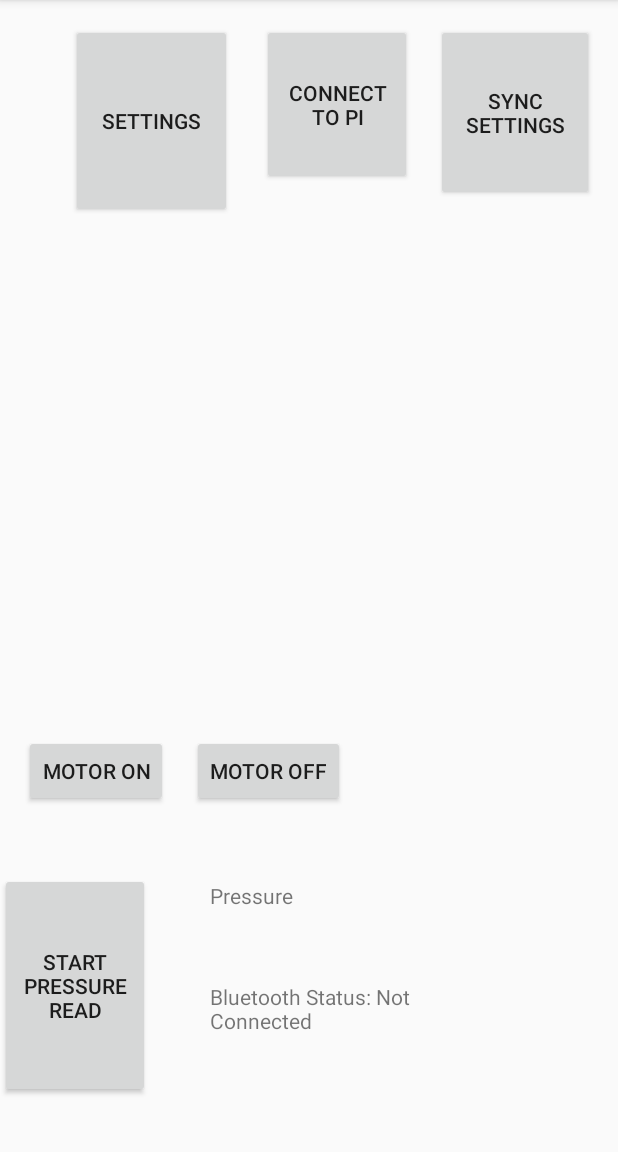
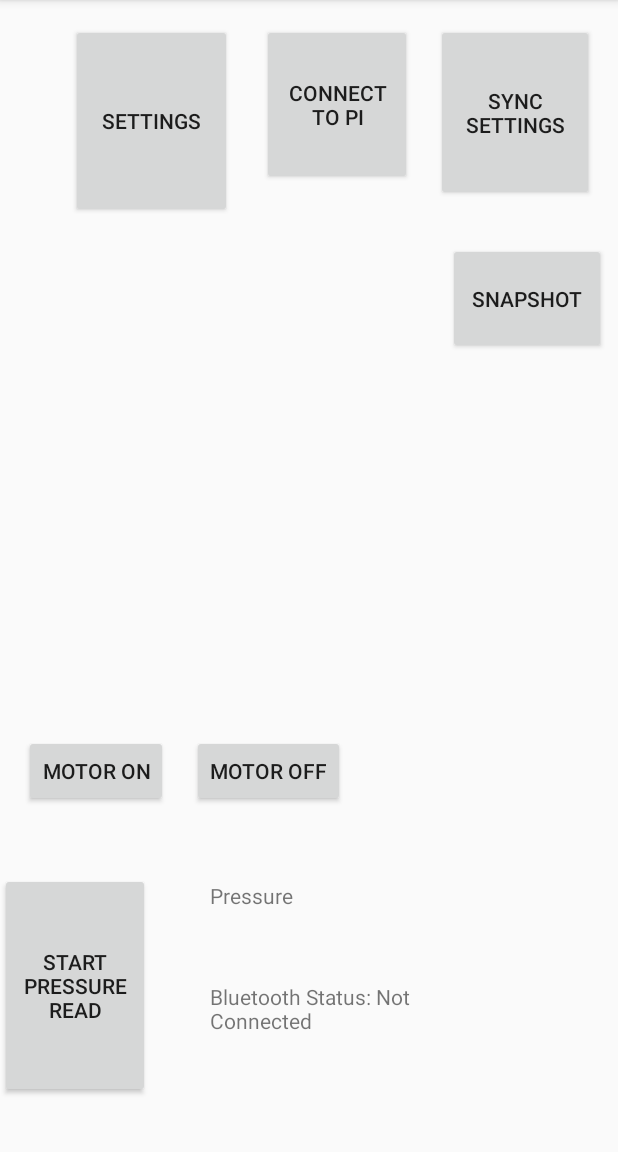
Before and after one commit to jmadamso/SpectrometerAndroid, an Android app: the screen it shows after launch (AppDriver), on a phone screen of 412 x 824 dp, the part 84-1236 px from its top. Run offline under Robolectric (Android 15) with nearby library versions, the phone set to English and light mode, and no system bars.

```diff
--- a/app/src/main/java/joe/helloworld/AppDriver.java
+++ b/app/src/main/java/joe/helloworld/AppDriver.java
@@ -26,7 +26,8 @@ import java.util.Set;
 
 public class AppDriver extends AppCompatActivity {
     private static final int REQUEST_ENABLE_BT = 1337;
-    private static final int REQUEST_SETTINGS_CHANGE = 777;
+    private static int lastIndex = 0;
+    private static int errorCount = 0;
 
     private SharedPreferences mPrefs;
 
@@ -36,7 +37,7 @@ public class AppDriver extends AppCompatActivity {
     //making this static keeps connections when changing orientation or something else
     private static BTService mBTService = null;
 
-    private static double[] spectrumArray = new double[1024];
+    private static double[] spectrumArray = new double[defines.NUM_WAVELENGTHS];
     private int mPressureReading;
 
     //the text displays at main page
@@ -108,14 +109,59 @@ public class AppDriver extends AppCompatActivity {
                 //PROTOCOL: [command][index];[intensity]
                 case defines.REQUEST_SPECTRA:
 
+                    int index = 0;
                     //throw away the identifier byte and parse out the index and intensity
                     byte[] tmpBytes = Arrays.copyOfRange((byte[]) msg.obj, 1, (((byte[]) msg.obj).length) + 1);
                     String tmpStr = new String(tmpBytes);
                     String delim = "[;]+";
                     String[] tokens = tmpStr.split(delim);
-                    int index = Integer.parseInt(tokens[0]);
+
+                    index = Integer.parseInt(tokens[0]);
+
+                    if (index == 0) {
+                        int k = 0;
+                        for (k = 0; k < defines.NUM_WAVELENGTHS; k++) {
+                            spectrumArray[k] = -1;
+                        }
+                    }
+
+
                     spectrumArray[index] = Float.parseFloat(tokens[1]);
+
+
+
+                    /*
+                    if(index > 1 && index < 1023) {
+                        if(index != (lastIndex + 1)) {
+                            errorCount++;
+                            //Toast.makeText(AppDriver.this, "bad times at index " + tokens[0] , Toast.LENGTH_LONG).show();
+                        }
+                    }
+                    lastIndex = index;
+                    */
+
+                   //Toast.makeText(AppDriver.this, "tokens= " + tokens[0] + " and " + tokens[1] , Toast.LENGTH_LONG).show();
+
+
+                    //index = Integer.parseInt(tokens[0]);
+                    //spectrumArray[index] = Float.parseFloat(tokens[1]);
+
+
                     if(index == 1023) {
+                        int k = 0;
+                        for (k = 0; k < defines.NUM_WAVELENGTHS; k++) {
+                            if(spectrumArray[k] != k) {
+                                errorCount++;
+
+                                //Toast.makeText(AppDriver.this, "bad times at index 1023", Toast.LENGTH_LONG).show();
+                            }
+                        }
+                        Toast.makeText(AppDriver.this, "errorCount  @ 1023= " + errorCount, Toast.LENGTH_LONG).show();
+
+
+                        //Toast.makeText(AppDriver.this, "ErrorCount= " + errorCount , Toast.LENGTH_LONG).show();
+                        //lastIndex  = 0;
+                        errorCount = 0;
                         //STATIC INT SPECTRUMREADY = TRUE
                         //UPDATE GRAPH?
                     } else {
@@ -243,11 +289,22 @@ public class AppDriver extends AppCompatActivity {
 
     }
 
+    public void snapshotButtonResponse(View view) {
+        if (mBTService.getState() == BTService.STATE_CONNECTED) {
+            byte[] b = new byte[1];
+            b[0] = defines.REQUEST_SPECTRA;
+            mBTService.write(b);
+            Toast.makeText(AppDriver.this, "Requesting snapshot", Toast.LENGTH_SHORT).show();
+        } else {
+            Toast.makeText(AppDriver.this, "Bluetooth not connected", Toast.LENGTH_SHORT).show();
+        }
+    }
+
     public void syncButtonResponse(View view) {
         //Toast.makeText(AppDriver.this, "OBSOLETE BUTTON LOL", Toast.LENGTH_SHORT).show();
-        syncSettings();
-
-
+        if (mBTService.getState() == BTService.STATE_CONNECTED) {
+            syncSettings();
+        }
     }
 
     public void settingsButtonResponse(View view) {
--- a/app/src/main/java/joe/helloworld/defines.java
+++ b/app/src/main/java/joe/helloworld/defines.java
@@ -28,6 +28,7 @@ public class defines {
     //size of array we expect for an entire spectrum reading.
     //1024 doubles * 4 bytes/double
     static final int SPECTRUM_ARRAY_SIZE = 4096;
+    static final int NUM_WAVELENGTHS = 1024;
 
 
 
--- a/app/src/main/res/layout/activity_main.xml
+++ b/app/src/main/res/layout/activity_main.xml
@@ -94,4 +94,16 @@
         app:layout_constraintBottom_toBottomOf="parent"
         app:layout_constraintStart_toEndOf="@+id/BTButton" />
 
+    <Button
+        android:id="@+id/button4"
+        android:layout_width="105dp"
+        android:layout_height="74dp"
+        android:layout_marginEnd="8dp"
+        android:layout_marginRight="8dp"
+        android:layout_marginTop="28dp"
+        android:onClick="snapshotButtonResponse"
+        android:text="Snapshot"
+        app:layout_constraintEnd_toEndOf="parent"
+        app:layout_constraintTop_toBottomOf="@+id/button3" />
+
 </android.support.constraint.ConstraintLayout>
```
